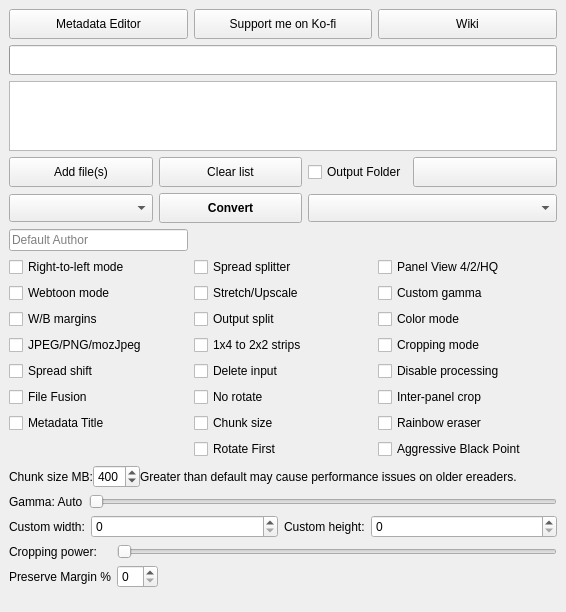
ciromattia/kcc, file gui/KCC.ui: the form before one commit.
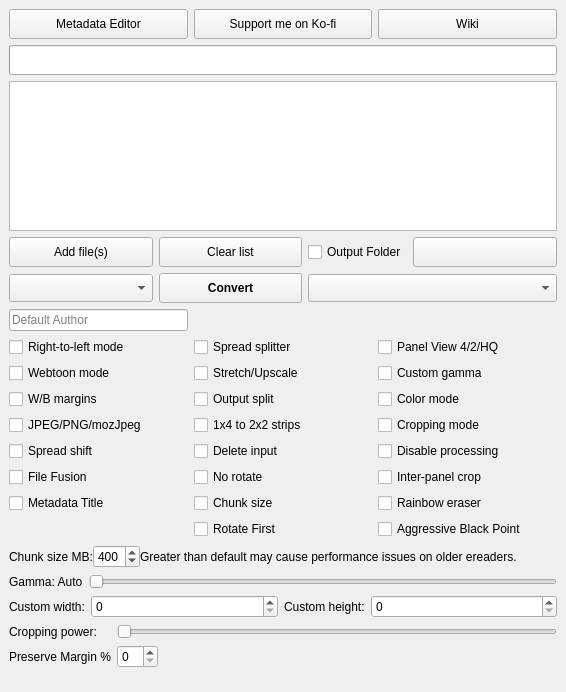
The form after the commit. Icons and pictures are not drawn.

Diff of the .ui file:
```diff
--- a/gui/KCC.ui
+++ b/gui/KCC.ui
@@ -24,6 +24,12 @@
     </property>
     <item row="2" column="0" colspan="2">
      <widget class="QListWidget" name="jobList">
+      <property name="minimumSize">
+       <size>
+        <width>0</width>
+        <height>150</height>
+       </size>
+      </property>
       <property name="styleSheet">
        <string notr="true"/>
       </property>
```
Left out of the diff: 2 changed lines with no effect on the pictures.
